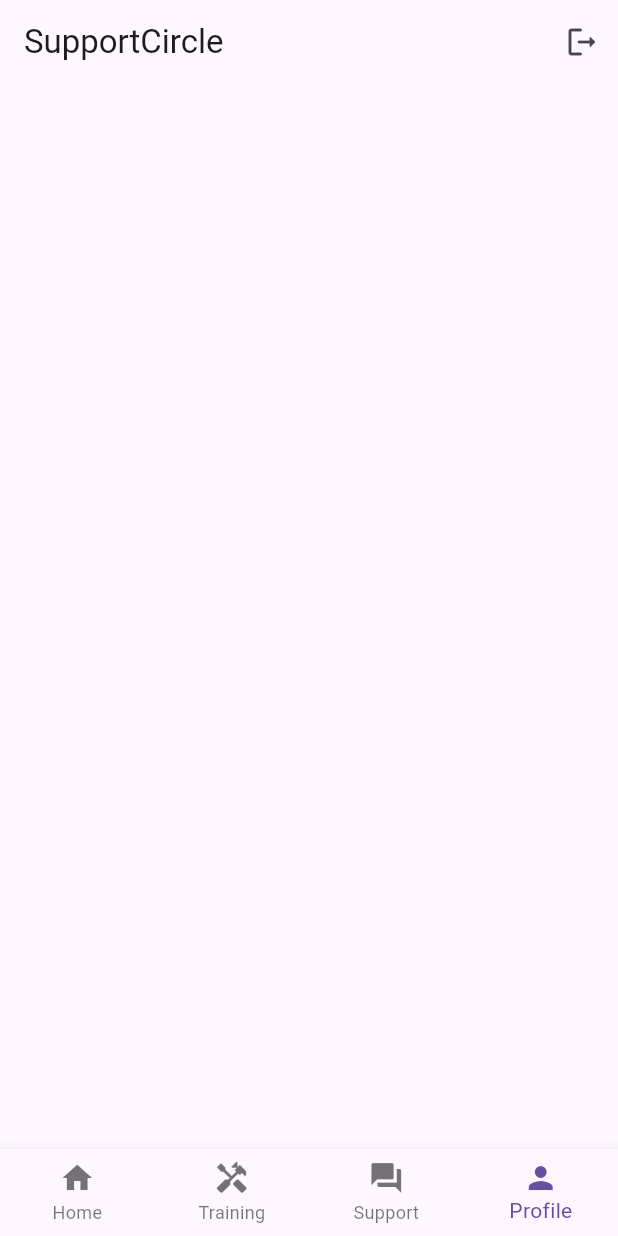
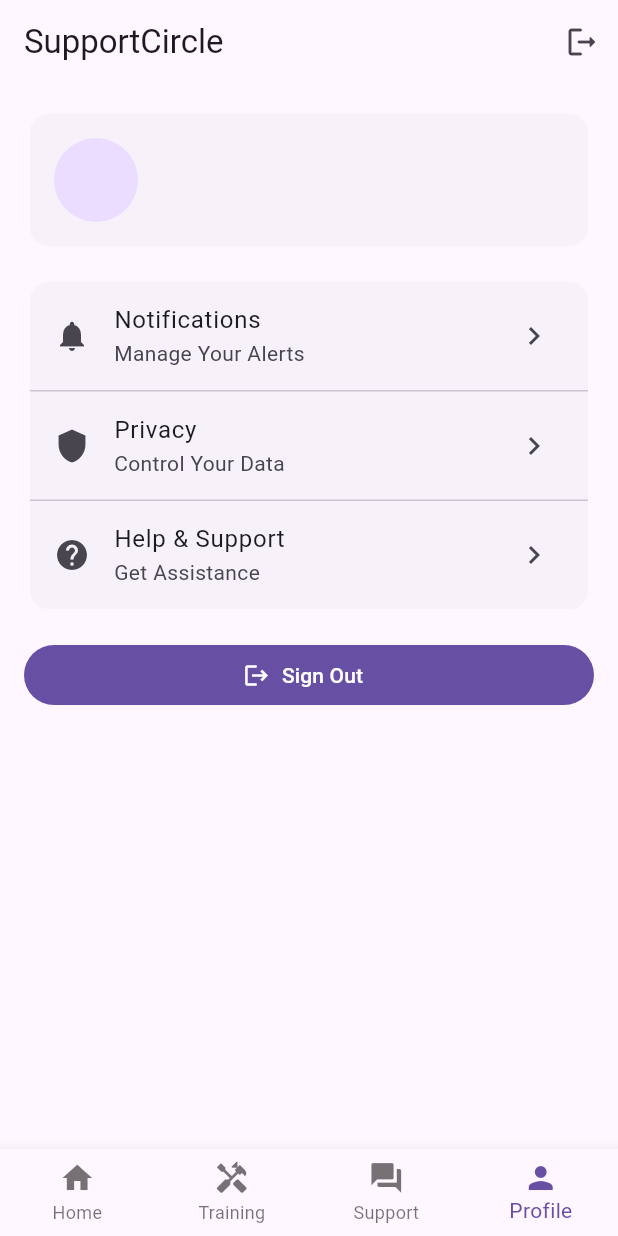
Before and after one commit to henryisacommonname/SupportCircle, a Flutter app: the screen it shows once a user with an empty profile is signed in, item 4 of the bottom bar chosen, on a phone screen of 412 x 824 dp. Run offline on Flutter 3.47's test engine with Material 3 defaults, Android fonts, the phone set to English and light mode, and no system bars; our stand-ins replace cloud_firestore, firebase_auth, firebase_core; accounts and stored records are empty; network calls fail.

Commit message:
profileTAB WIP

```diff
--- a/lib/Core/Services/auth_gate.dart
+++ b/lib/Core/Services/auth_gate.dart
@@ -5,7 +5,6 @@ import 'package:flutter/material.dart';
 import 'package:firebase_auth/firebase_auth.dart';
 import '../../Screens/Login_Screen.dart';
 import '/Home_Screen.dart';
-
 
 class AuthGate extends StatelessWidget {
   const AuthGate({super.key});
--- a/lib/Core/Services/auth_service.dart
+++ b/lib/Core/Services/auth_service.dart
@@ -1,4 +1,5 @@
 import 'package:firebase_auth/firebase_auth.dart';
+import 'package:cloud_firestore/cloud_firestore.dart';
 
 class AuthService {
   final FirebaseAuth _auth = FirebaseAuth.instance;
@@ -9,17 +10,18 @@ class AuthService {
   // Get current user
   User? get currentUser => _auth.currentUser;
 
-  // Anon sign in
-  Future<UserCredential> signInAnonymously() async {
-    return await _auth.signInAnonymously();
-  }
 
   // Email/Password Sign In
-  Future<UserCredential> signInWithEmail(String email, String password) async {
-    return await _auth.signInWithEmailAndPassword(
+  Future<User?> signInWithEmail(String email, String password) async {
+    final cred = await _auth.signInWithEmailAndPassword(
       email: email,
       password: password,
     );
+
+    // make sure their Firestore doc exists
+    await ensureUserDoc(cred.user!);
+
+    return cred.user;
   }
 
   // Email/Password Sign Up
@@ -37,4 +39,21 @@ class AuthService {
   Future<void> signOut() async {
     return await _auth.signOut();
   }
+
+  Future<void> ensureUserDoc(User user) async {
+    final userRef = FirebaseFirestore.instance.collection('users').doc(
+        user.uid);
+
+    final doc = await userRef.get();
+    if (!doc.exists) {
+      await userRef.set({
+        'displayName': user.displayName ?? 'Volunteer',
+        'role': 'High School Volunteer',
+        'level': 1,
+        'photoUrl': user.photoURL ?? '',
+        'hoursVolunteered': 0,
+        'childrenHelped': 0,
+      });
+    }
+  }
 }
--- a/lib/Home_Screen.dart
+++ b/lib/Home_Screen.dart
@@ -16,8 +16,7 @@ class _HomeScreenState extends State<HomeScreen> {
     HomeTab(),
     Center(child: Text("Supporting children and families together")),
     Center(child: Text("Placeholder")),
-    const ProfileTab(),
-    // FIXME: fix ProfileTab
+    ProfileTab(),
   ];
 
   @override
--- a/lib/Screens/Profile_Tab.dart
+++ b/lib/Screens/Profile_Tab.dart
@@ -9,28 +9,102 @@ class ProfileTab extends StatelessWidget {
   @override
   Widget build(BuildContext context) {
     final User = FirebaseAuth.instance.currentUser!;
-    final userRef = FirebaseFirestore.instance.collection('users').doc(User.uid);
-    return SafeArea(child: StreamBuilder<DocumentSnapshot<Map<String,dynamic>>>(
+    final userRef = FirebaseFirestore.instance
+        .collection('users')
+        .doc(User.uid);
+    return SafeArea(
+      child: StreamBuilder<DocumentSnapshot<Map<String, dynamic>>>(
         stream: userRef.snapshots(),
-      builder: (context,snap){
-        final UserData= snap.data?.data() ?? const {};
-
-
-
-
-
-        // TODO: implement fallbacks
-
-
-
+        builder: (context, snap) {
+          final UserData = snap.data?.data() ?? const {};
+          final DisplayName = UserData['DisplayName'];
+          final pfpURL = UserData['pfpURL'];
+          final TimeTracker = UserData['TimeTracker'];
           return ListView(
-          padding: const EdgeInsets.all(16),
+            padding: EdgeInsets.all(16),
             children: [
-            // TODO: implement Profile Header
+              ProfileHeader(DisplayName: DisplayName, pfpURL: pfpURL),
+              const SizedBox(height: 16),
+              Settings(),
+              const SizedBox(height: 16),
+              FilledButton.icon(
+                onPressed: () => AuthService().signOut(),
+                label: const Text('Sign Out'),
+                icon: Icon(Icons.logout),
+              ),
             ],
           );
-
         },
-    ));
+      ),
+    );
   }
 }
+
+class ProfileHeader extends StatelessWidget {
+  final String DisplayName;
+  final String? pfpURL;
+
+  const ProfileHeader({required this.DisplayName, required this.pfpURL});
+  @override
+  Widget build(BuildContext context) {
+    return Card(
+      elevation: 0,
+      child: Padding(
+        padding: const EdgeInsets.all(16),
+        child: Row(
+          children: [
+            CircleAvatar(
+              radius: 28,
+              backgroundImage: (pfpURL != null && pfpURL!.isNotEmpty)
+                  ? NetworkImage(pfpURL!)
+                  : null,
+              child: (pfpURL != null && pfpURL!.isNotEmpty)
+                  ? const Icon(Icons.person, size: 28)
+                  : null,
+            ),
+            const SizedBox(width: 12),
+          ],
+        ),
+      ),
+    );
+  }
+}
+
+class Settings extends StatelessWidget {
+  const Settings();
+
+  @override
+  Widget build(BuildContext context) {
+    return Card(
+      elevation: 0,
+      child: Column(
+        children: [
+          ListTile(
+            leading: (const Icon(Icons.notifications)),
+            title: Text('Notifications'),
+            subtitle: Text('Manage Your Alerts'),
+            trailing: const Icon(Icons.chevron_right),
+            onTap: () =>
+                Navigator.of(context).pushNamed('/Settings/Notifications'),
+          ),
+          const Divider(height: 1),
+          ListTile(
+            leading: (const Icon(Icons.shield)),
+            title: Text('Privacy'),
+            subtitle: Text('Control Your Data'),
+            trailing: const Icon(Icons.chevron_right),
+            onTap: () => Navigator.of(context).pushNamed('/Settings/Privacy'),
+          ),
+          const Divider(height: 1),
+          ListTile(
+            leading: (const Icon(Icons.help)),
+            title: Text('Help & Support'),
+            subtitle: Text('Get Assistance'),
+            trailing: const Icon(Icons.chevron_right),
+            onTap: () => Navigator.of(context).pushNamed('/Settings/Support'),
+          ),
+        ],
+      ),
+    );
+  }
+}
--- a/lib/main.dart
+++ b/lib/main.dart
@@ -5,7 +5,6 @@ import 'package:firebase_core/firebase_core.dart';
 import 'Core/Services/auth_gate.dart';
 import 'firebase_options.dart';
 import 'Home_Screen.dart';
-
 
 void main() async {
   WidgetsFlutterBinding.ensureInitialized();
```
Lines whose indentation alone changed are shown as unchanged.
